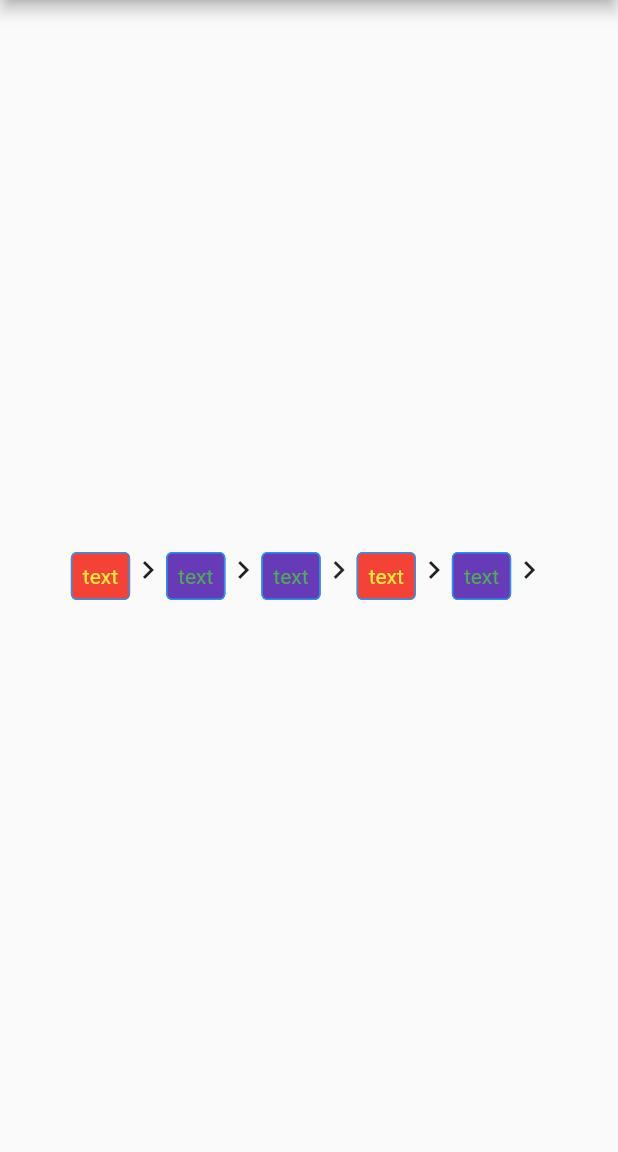
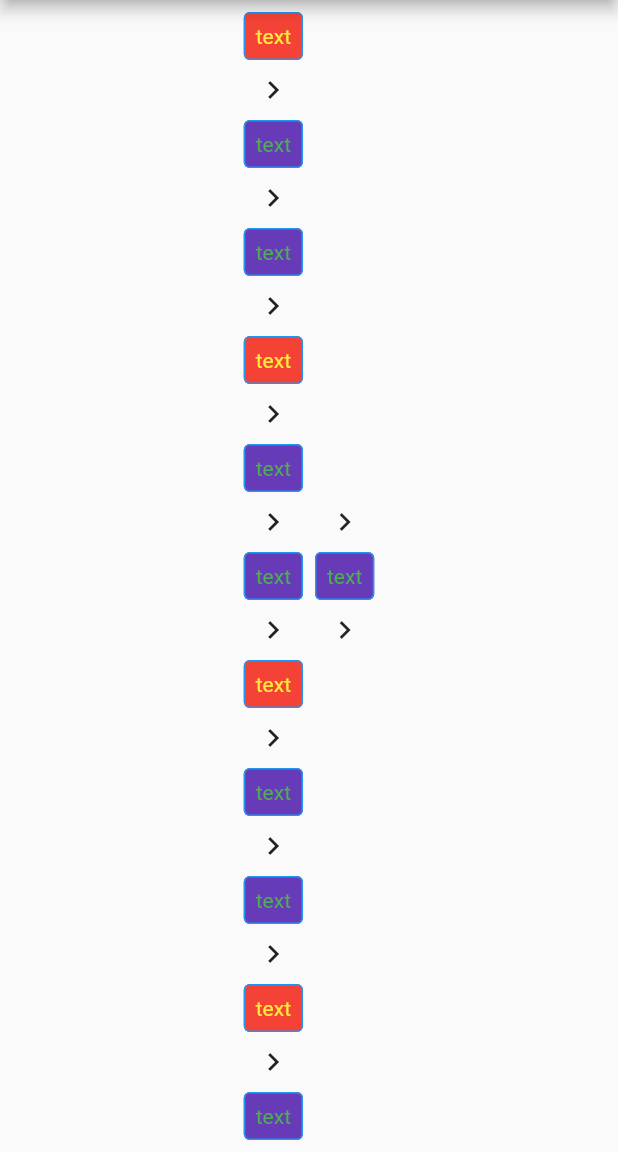
Before and after one commit to payam-zahedi/flutter_breadcrumb, a Flutter app: the screen it shows after launch, on a phone screen of 412 x 824 dp, the part 84-1236 px from its top. Run offline on Flutter 3.47's test engine with Material 2 defaults, Android fonts, the phone set to English and light mode, and no system bars.

Commit message:
document added to breadcrumb_overflow file

```diff
--- a/example/lib/main.dart
+++ b/example/lib/main.dart
@@ -24,11 +24,8 @@ class ExampleApp extends StatelessWidget {
         title: Text('Flutter Breadcrump'),
       ),
       body: Center(
-        child: Column(
-          mainAxisAlignment: MainAxisAlignment.spaceEvenly,
-          children: <Widget>[
-            BreadCrumb.builder(
-              itemCount: 5,
+        child: BreadCrumb.builder(
+          itemCount: 12,
           builder: (index) {
             return BreadCrumbItem(
               content: Text('text'),
@@ -48,8 +45,13 @@ class ExampleApp extends StatelessWidget {
             );
           },
           divider: Icon(Icons.chevron_right),
+          overflowType: WrapOverflow(
+            spacing: 8,
+            runSpacing: 8,
+            alignment: WrapAlignment.center,
+            runAlignment: WrapAlignment.start,
+            direction: Axis.vertical
           ),
-          ],
         ),
       ),
     );
--- a/lib/src/breadcrumb_overflow.dart
+++ b/lib/src/breadcrumb_overflow.dart
@@ -4,8 +4,11 @@ import 'package:flutter_breadcrumb/flutter_breadcrumb.dart';
 abstract class BreadCrumbOverflow {
   const BreadCrumbOverflow();
 
+  /// creates List<Widget> with [items] and [divider] parameters
+  /// and this list will use in [build] method
   List<Widget> widgetItems(List<BreadCrumbItem> items, Widget divider);
 
+  ///creates widget that should show [items] and [divider]
   Widget build(
     BuildContext context,
     List<BreadCrumbItem> items,
@@ -14,27 +17,42 @@ abstract class BreadCrumbOverflow {
 }
 
 class WrapOverflow extends BreadCrumbOverflow {
-  final WrapAlignment alignment;
-  final WrapAlignment runAlignment;
-  final WrapCrossAlignment crossAxisAlignment;
-  final Axis direction;
-  final double spacing;
-  final double runSpacing;
-  final TextDirection textDirection;
-  final VerticalDirection verticalDirection;
-
   const WrapOverflow({
     this.direction = Axis.horizontal,
     this.alignment = WrapAlignment.start,
     this.spacing = 0.0,
     this.runAlignment = WrapAlignment.start,
     this.runSpacing = 0.0,
-    this.crossAxisAlignment = WrapCrossAlignment.start,
+    this.crossAxisAlignment = WrapCrossAlignment.center,
     this.textDirection,
     this.verticalDirection = VerticalDirection.down,
   });
 
+  /// align children in main direction
+  final WrapAlignment alignment;
 
+  /// How the runs themselves should be placed in the cross axis.
+  final WrapAlignment runAlignment;
+
+  /// align children in cross direction
+  final WrapCrossAlignment crossAxisAlignment;
+
+  /// The direction to use as the main axis.
+  /// [Axis.horizontal] to show children in horizontal axis
+  /// and [Axis.vertical] is for show children in vertical axis
+  final Axis direction;
+
+  ///creates space between items in main axis
+  final double spacing;
+
+  ///creates space between items in cross axis
+  final double runSpacing;
+
+  ///it can be use in horizontal direction to show items in reverse
+  final TextDirection textDirection;
+
+  ///it can be use in vertical direction to show items in reverse
+  final VerticalDirection verticalDirection;
 
   @override
   List<Widget> widgetItems(List<BreadCrumbItem> items, Widget divider) {
```
Lines whose indentation alone changed are shown as unchanged.
